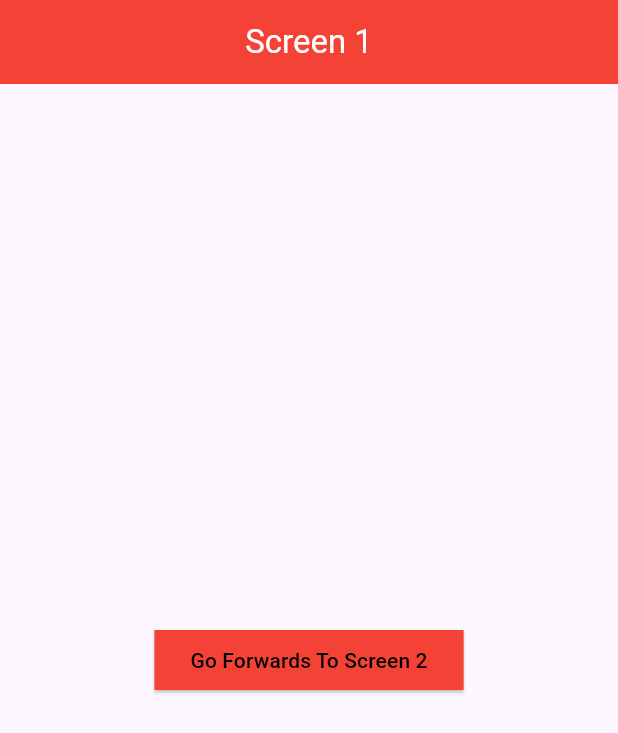
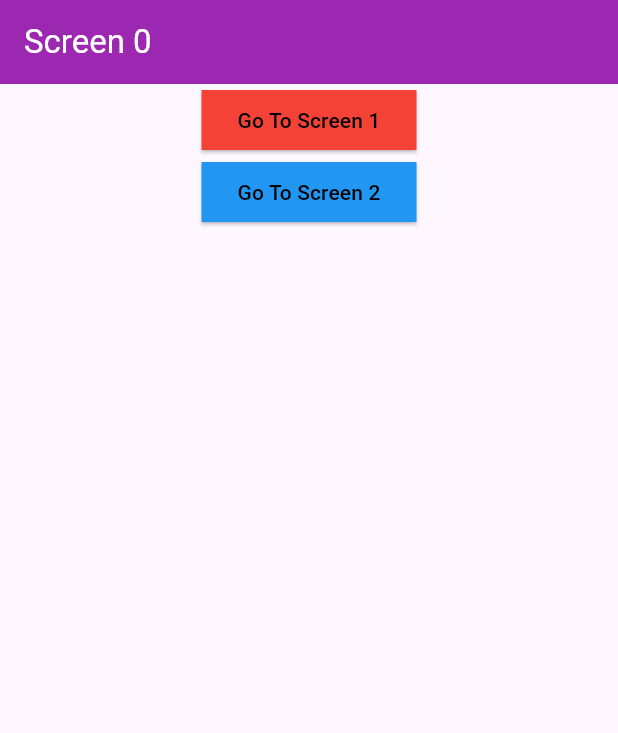
Before and after one commit to gokmentas/navigation-flutter-demo, a Flutter app: the screen it shows after launch, on a phone screen of 412 x 824 dp. Shown: the top 733 px of the screen. Run offline on Flutter 3.47's test engine with Material 3 defaults, Android fonts, the phone set to English and light mode, and no system bars.

```diff
--- a/lib/main.dart
+++ b/lib/main.dart
@@ -1,5 +1,7 @@
 import 'package:flutter/material.dart';
+import 'screen0.dart';
 import 'screen1.dart';
+import 'screen2.dart';
 
 void main() {
   runApp(const MyApp());
@@ -10,8 +12,13 @@ class MyApp extends StatelessWidget {
 
   @override
   Widget build(BuildContext context) {
-    return const MaterialApp(
-      home: Screen1(),
+    return MaterialApp(
+      initialRoute: "/",
+      routes: {
+        "/": (context) => const Screen0(),
+        "first": (context) => const Screen1(),
+        "second": (context) => const Screen2(),
+      },
     );
   }
 }
--- a/lib/screen0.dart
+++ b/lib/screen0.dart
@@ -8,7 +8,10 @@ class Screen0 extends StatelessWidget {
     return Scaffold(
       appBar: AppBar(
         backgroundColor: Colors.purple,
-        title: const Text("Screen 0"),
+        title: const Text(
+          "Screen 0",
+          style: TextStyle(color: Colors.white),
+        ),
       ),
       body: Center(
         child: Column(
@@ -16,16 +19,30 @@ class Screen0 extends StatelessWidget {
             ElevatedButton(
               onPressed: () {
                 //Navigate to Screen 1
+                Navigator.pushNamed(context, "first");
               },
-              style: ElevatedButton.styleFrom(backgroundColor: Colors.red),
-              child: const Text("Go To Screen 1"),
+              style: ElevatedButton.styleFrom(
+                backgroundColor: Colors.red,
+                shape: const RoundedRectangleBorder(),
+              ),
+              child: const Text(
+                "Go To Screen 1",
+                style: TextStyle(color: Colors.black),
+              ),
             ),
             ElevatedButton(
               onPressed: () {
                 //Navigate to Screen 2
+                Navigator.pushNamed(context, "second");
               },
-              style: ElevatedButton.styleFrom(backgroundColor: Colors.red),
-              child: const Text("Go To Screen 2"),
+              style: ElevatedButton.styleFrom(
+                backgroundColor: Colors.blue,
+                shape: const RoundedRectangleBorder(),
+              ),
+              child: const Text(
+                "Go To Screen 2",
+                style: TextStyle(color: Colors.black),
+              ),
             ),
           ],
         ),
```
Also changed, not shown: lib/screen1.dart (+14 -6 lines), lib/screen2.dart (+15 -4 lines).
